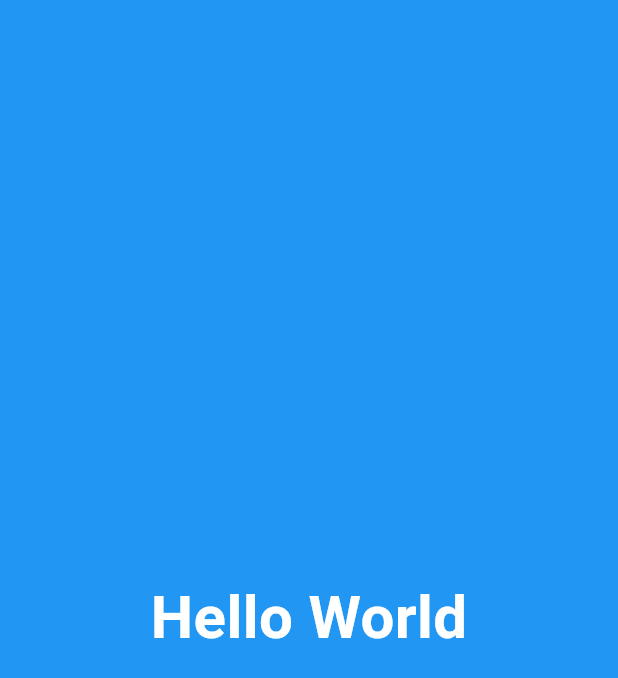
After one commit to omrajindra/learn_futter, a Flutter app: the screen it shows after launch, on a phone screen of 412 x 824 dp. The commit adds this screen. Shown: the top 678 px of the screen. Run offline on Flutter 3.47's test engine with Material 3 defaults, Android fonts, the phone set to English and light mode, and no system bars.

Commit message:
2.3 Create HomeView and misplace

```diff
--- /dev/null
+++ b/lib/views/home_view.dart
@@ -0,0 +1,20 @@
+import 'package:flutter/material.dart';
+
+class HomeView extends StatelessWidget {
+  const HomeView({super.key});
+
+  @override
+  Widget build(BuildContext context) {
+    return Material(
+        child: Container(
+            color: Colors.blue,
+            child: Center(
+                child: const Text(
+              "Hello World",
+              style: TextStyle(
+                  fontSize: 40,
+                  color: Colors.white,
+                  fontWeight: FontWeight.bold),
+            ))));
+  }
+}
```
Also changed, not shown: lib/app/app.dart (+2 -14 lines).
